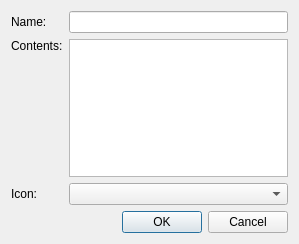
The window that filterpropertiesdialog.ui (BrainB0ne/spotwebfc) describes before a commit, drawn with Qt 5.
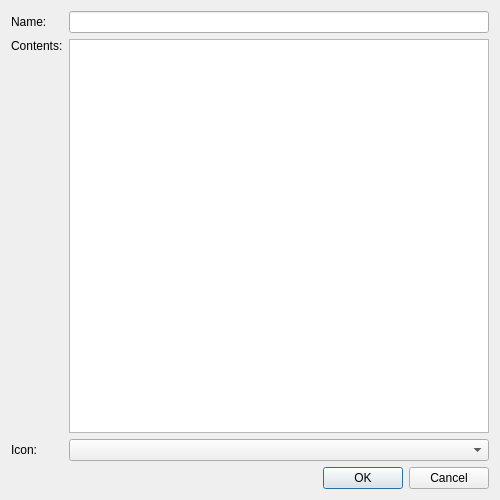
The same window after the commit.

Commit message: added contents to filterpropertiesdialog

Diff of the .ui file:
```diff
--- a/filterpropertiesdialog.ui
+++ b/filterpropertiesdialog.ui
@@ -6,8 +6,8 @@
    <rect>
     <x>0</x>
     <y>0</y>
-    <width>299</width>
-    <height>244</height>
+    <width>500</width>
+    <height>500</height>
    </rect>
   </property>
   <property name="windowTitle">
@@ -32,7 +32,14 @@
     </widget>
    </item>
    <item row="1" column="1" rowspan="2">
-    <widget class="QListWidget" name="contentsListWidget"/>
+    <widget class="QListWidget" name="contentsListWidget">
+     <property name="uniformItemSizes">
+      <bool>true</bool>
+     </property>
+     <property name="sortingEnabled">
+      <bool>true</bool>
+     </property>
+    </widget>
    </item>
    <item row="2" column="0">
     <spacer name="verticalSpacer">
```
The commit also changes 3 other files.
